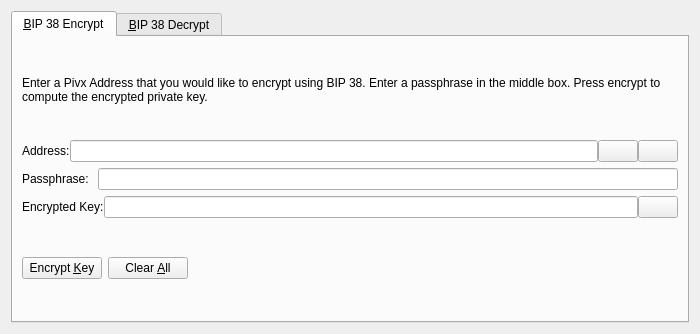
Old version of the form src/qt/forms/bip38tooldialog.ui in the repository CryptoCoderz/Azzure.
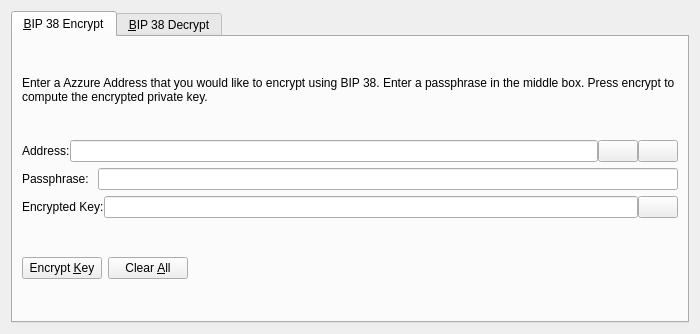
New version of the form. The open tabs and pages were chosen to show the change. Icons and pictures are not drawn. Custom widgets are drawn as their Qt base class.

Patch:
```diff
--- a/src/qt/forms/bip38tooldialog.ui
+++ b/src/qt/forms/bip38tooldialog.ui
@@ -30,7 +30,7 @@
        <item>
         <widget class="QLabel" name="infoLabel_ENC">
          <property name="text">
-          <string>Enter a Pivx Address that you would like to encrypt using BIP 38. Enter a passphrase in the middle box. Press encrypt to compute the encrypted private key.</string>
+          <string>Enter a Azzure Address that you would like to encrypt using BIP 38. Enter a passphrase in the middle box. Press encrypt to compute the encrypted private key.</string>
          </property>
          <property name="textFormat">
           <enum>Qt::PlainText</enum>
```
Left out of the diff: 8 changed lines with no effect on the pictures.
